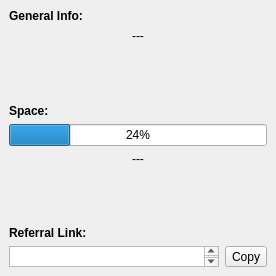
Before: the Qt Designer form mainwindow.ui in lawand/droper, drawn with Qt 5.
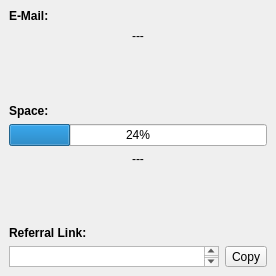
After: the same form once the commit is applied. The open tabs and pages were chosen to show the change. Icons and pictures are not drawn.

Commit message: removed displaying the UID in the account info page

```diff
--- a/mainwindow.ui
+++ b/mainwindow.ui
@@ -208,7 +208,7 @@
             </font>
            </property>
            <property name="text">
-            <string>General Info:</string>
+            <string>E-Mail:</string>
            </property>
           </widget>
          </item>
```
Left out of the diff: 4 changed lines with no effect on the pictures. The commit also changes 1 other file.
